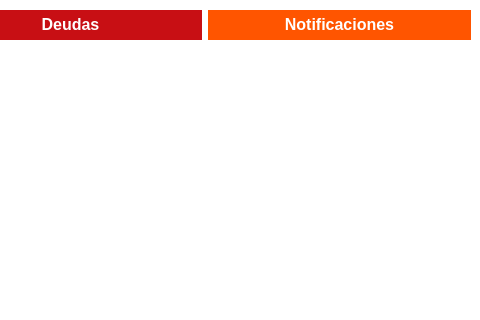
josueisaihs/SPINER_PUNTO_VENTA, file system/layout/inicio.ui: the form before one commit; both pictures show x 340 to 820 and y 0 to 320 of the 820 by 690 pixel window.
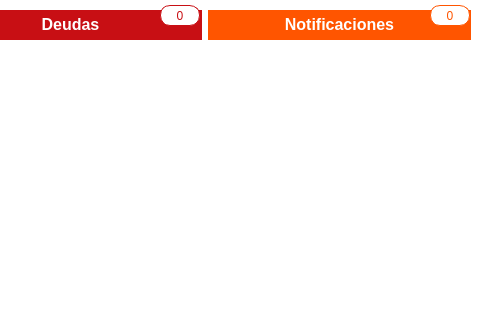
The form after the commit.

Commit message: Modifiaciones estructurales: solo venta de productos con cantAlm > 0 creacion de las notificaciones y las finanzas mostrar las finanzas mensuales en la ventana de notificaciones

The edit to the form file:
```diff
--- a/system/layout/inicio.ui
+++ b/system/layout/inicio.ui
@@ -10,6 +10,12 @@
     <height>690</height>
    </rect>
   </property>
+  <property name="minimumSize">
+   <size>
+    <width>820</width>
+    <height>690</height>
+   </size>
+  </property>
   <property name="maximumSize">
    <size>
     <width>820</width>
@@ -114,14 +120,7 @@
                 border-right: 1px white;
                 }
 
-                QToolTip
-                {
-                background-color:rgb(85, 170, 255);
-                color: white;
-                border: 1px solid rgb(85, 170, 255);
-                <!--opacity: 90;-->
-                padding: 1px;
-                }
+                
                 QTabWidget
                 {
                 background-color: transparent;
@@ -156,11 +155,11 @@
                 selection-color: rgb(156, 156, 156);
                 }
                 QListView{
-                alternate-background-color: rgb(200,200,200);
+                alternate-background-color: rgb(150,150,150);
                 background-color: white;
                 border: 1px solid rgb(255, 255, 255);
                 font: 8pt;
-                color: rgb(120,120,120);
+                color: rgb(98,98,98);
                 selection-background-color:rgb(90,200,255);
                 selection-color: rgb(156, 156, 156);
                 }
@@ -449,6 +448,58 @@
     </item>
    </layout>
   </widget>
+  <widget class="QLabel" name="labelDeudaCant">
+   <property name="geometry">
+    <rect>
+     <x>500</x>
+     <y>5</y>
+     <width>40</width>
+     <height>21</height>
+    </rect>
+   </property>
+   <property name="styleSheet">
+    <string notr="true">background: white;
+                                color: rgb(200, 15, 20);
+           padding: 5px;
+                                border: 1px solid rgb(200, 15, 20);
+                                border-radius: 10px;</string>
+   </property>
+   <property name="text">
+    <string>0</string>
+   </property>
+   <property name="alignment">
+    <set>Qt::AlignCenter</set>
+   </property>
+   <property name="margin">
+    <number>0</number>
+   </property>
+   <property name="indent">
+    <number>-1</number>
+   </property>
+  </widget>
+  <widget class="QLabel" name="labelNotCant">
+   <property name="geometry">
+    <rect>
+     <x>770</x>
+     <y>5</y>
+     <width>40</width>
+     <height>21</height>
+    </rect>
+   </property>
+   <property name="styleSheet">
+    <string notr="true">background: white;
+                                color:  rgb(255, 85, 0);
+           padding: 5px;
+                                border: 1px solid  rgb(255, 85, 0);
+                                border-radius: 10px;</string>
+   </property>
+   <property name="text">
+    <string>0</string>
+   </property>
+   <property name="alignment">
+    <set>Qt::AlignCenter</set>
+   </property>
+  </widget>
  </widget>
  <resources/>
  <connections/>
```
Left out of the diff: 48 changed lines with no effect on the pictures. The commit also changes 8 other files.
